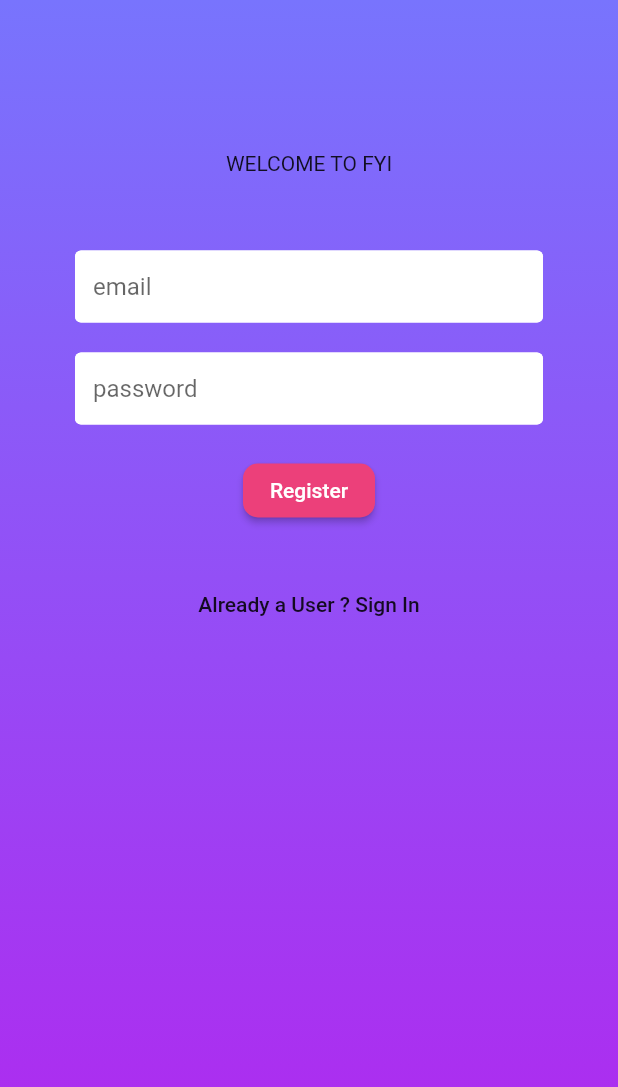
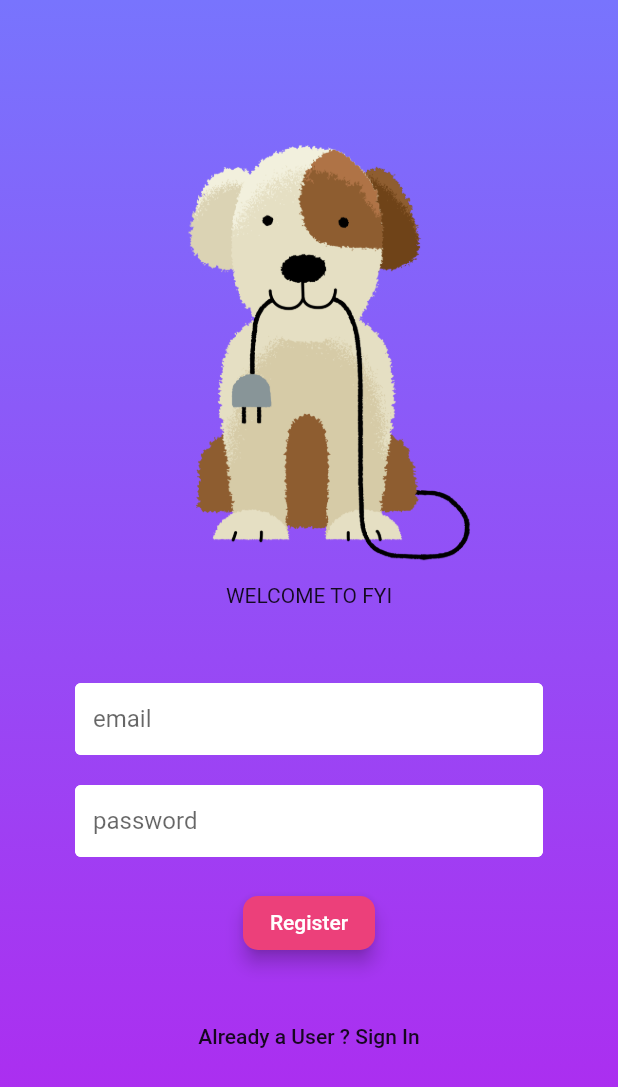
Before and after one commit to thecheesybit/fyi-flutter-app, a Flutter app: the screen it shows after launch, after a tap on "Sign In", after a tap on "Not Registered Yet! Sign Up", on a phone screen of 412 x 824 dp. Shown: the top 1087 px of the screen. Run offline on Flutter 3.47's test engine with Material 2 defaults, Android fonts, the phone set to English and light mode, and no system bars; our stand-ins replace firebase_auth, flutter_spinkit; accounts and stored records are empty.

Commit message:
pre screen development

```diff
--- a/lib/screens/pre/login.dart
+++ b/lib/screens/pre/login.dart
@@ -4,7 +4,6 @@ import 'package:fyi/shared/laoding.dart';
 import 'package:fyi/shared/funtions.dart';
 
 const double sizedBoxHeight = 10;
-
 
 class SignIn extends StatefulWidget {
   final Function toggleView;
@@ -23,7 +22,6 @@ class _SignInState extends State<SignIn> {
   // text field state
   String email = '';
   String password = '';
-
 
   @override
   Widget build(BuildContext context) {
@@ -45,7 +43,7 @@ class _SignInState extends State<SignIn> {
                 children: [
                   Container(
                     width: MediaQuery.of(context).size.width,
-                    height: MediaQuery.of(context).size.height,
+                    height: 990,
                     decoration: BoxDecoration(
                       gradient: LinearGradient(
                           begin: Alignment.topCenter,
@@ -59,9 +57,15 @@ class _SignInState extends State<SignIn> {
                             child: Padding(
                               padding: const EdgeInsets.fromLTRB(0, 35, 0, 0),
                               child: Container(
-                                  //child:
-                                  //Image.asset("assets/images/logo.png"),
+                                child: Padding(
+                                  padding:
+                                      const EdgeInsets.fromLTRB(28, 0, 0, 0),
+                                  child: Image.asset(
+                                    "assets/images/dummy.png",
+                                    width: 200,
                                   ),
+                                ),
+                              ),
                             ),
                           ),
                         ),
@@ -86,7 +90,7 @@ class _SignInState extends State<SignIn> {
                                     setState(() => email = val);
                                   },
                                 ),
-                                SizedBox(height: sizedBoxHeight*2),
+                                SizedBox(height: sizedBoxHeight * 2),
                                 TextFormField(
                                   obscureText: true,
                                   decoration: textInputDecoration.copyWith(
@@ -98,14 +102,16 @@ class _SignInState extends State<SignIn> {
                                     setState(() => password = val);
                                   },
                                 ),
-                                SizedBox(height: sizedBoxHeight*2),
+                                SizedBox(height: sizedBoxHeight * 2),
                                 RaisedButton(
                                     color: Colors.pink[400],
                                     child: Text(
                                       'Sign In',
                                       style: TextStyle(color: Colors.white),
                                     ),
-                                    shape: RoundedRectangleBorder(borderRadius: BorderRadius.circular(10)),
+                                    shape: RoundedRectangleBorder(
+                                        borderRadius:
+                                            BorderRadius.circular(10)),
                                     elevation: 5.0,
                                     onPressed: () async {
                                       if (_formKey.currentState.validate()) {
@@ -122,7 +128,7 @@ class _SignInState extends State<SignIn> {
                                         }
                                       }
                                     }),
-                                SizedBox(height: sizedBoxHeight*1.2),
+                                SizedBox(height: sizedBoxHeight * 1.2),
                                 Text(
                                   error,
                                   style: TextStyle(
--- a/lib/screens/pre/register.dart
+++ b/lib/screens/pre/register.dart
@@ -55,7 +55,14 @@ class _RegisterState extends State<Register> {
                             child: Padding(
                               padding: const EdgeInsets.fromLTRB(0, 35, 0, 0),
                               child: Container(
-                                  // child: Image.asset("assets/images/logo.png"),
+                                child: Padding(
+                                  padding:
+                                      const EdgeInsets.fromLTRB(28, 0, 0, 0),
+                                  child: Image.asset(
+                                    "assets/images/dummy.png",
+                                    width: 200,
+                                  ),
+                                ),
                               ),
                             ),
                           ),
@@ -65,16 +72,16 @@ class _RegisterState extends State<Register> {
                         ),
                         Text('WELCOME TO FYI'),
                         Container(
-                          padding:
-                              EdgeInsets.symmetric(vertical: 50.0, horizontal: 50.0),
+                          padding: EdgeInsets.symmetric(
+                              vertical: 50.0, horizontal: 50.0),
                           child: Form(
                             key: _formKey,
                             child: Column(
                               children: <Widget>[
                                 //SizedBox(height: 10.0),
                                 TextFormField(
-                                  decoration:
-                                      textInputDecoration.copyWith(hintText: 'email'),
+                                  decoration: textInputDecoration.copyWith(
+                                      hintText: 'email'),
                                   validator: (val) =>
                                       val.isEmpty ? 'Enter an email' : null,
                                   onChanged: (val) {
@@ -100,17 +107,21 @@ class _RegisterState extends State<Register> {
                                       'Register',
                                       style: TextStyle(color: Colors.white),
                                     ),
-                                     shape: RoundedRectangleBorder(borderRadius: BorderRadius.circular(10)),
+                                    elevation: 5.0,
+                                    shape: RoundedRectangleBorder(
+                                        borderRadius:
+                                            BorderRadius.circular(10)),
                                     onPressed: () async {
                                       if (_formKey.currentState.validate()) {
                                         setState(() => loading = true);
-                                        dynamic result =
-                                            await _auth.registerWithEmailAndPassword(
+                                        dynamic result = await _auth
+                                            .registerWithEmailAndPassword(
                                                 email, password);
                                         if (result == null) {
                                           setState(() {
                                             loading = false;
-                                            error = 'Please supply a valid email';
+                                            error =
+                                                'Please supply a valid email';
                                           });
                                         }
                                       }
@@ -118,7 +129,8 @@ class _RegisterState extends State<Register> {
                                 SizedBox(height: 12.0),
                                 Text(
                                   error,
-                                  style: TextStyle(color: Colors.red, fontSize: 14.0),
+                                  style: TextStyle(
+                                      color: Colors.red, fontSize: 14.0),
                                 ),
                                 FlatButton(
                                   child: Text('Already a User ? Sign In'),
```
Also changed, not shown: assets/images/dummy.png (added), 1 other file. Lines whose indentation alone changed are shown as unchanged.
